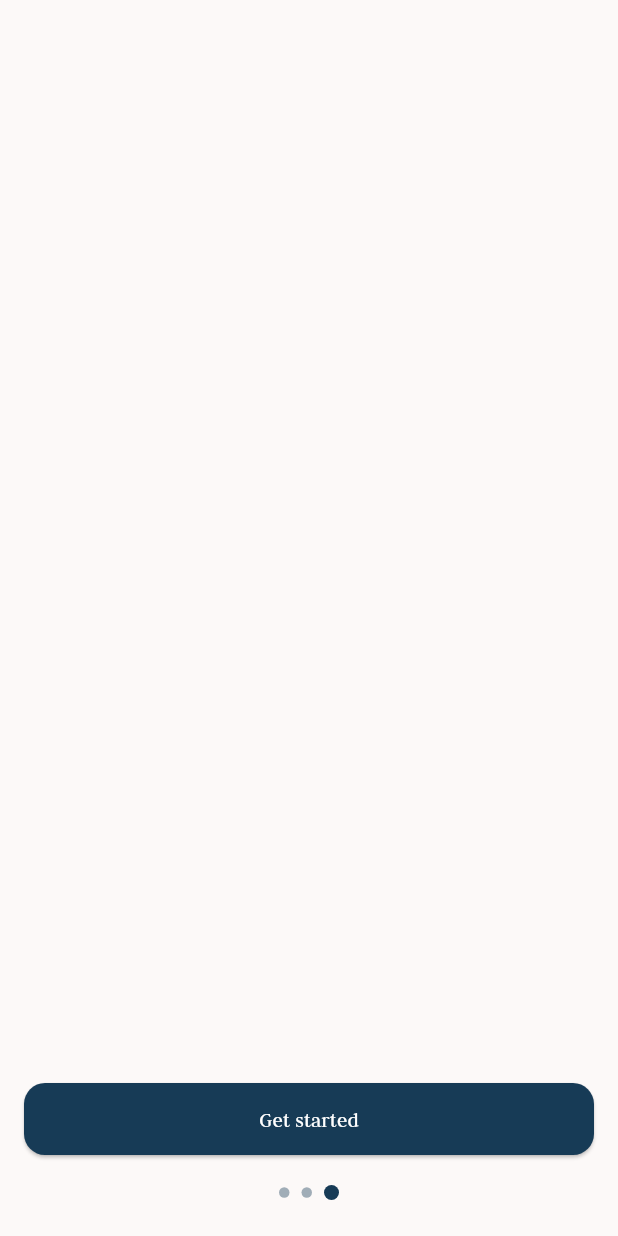
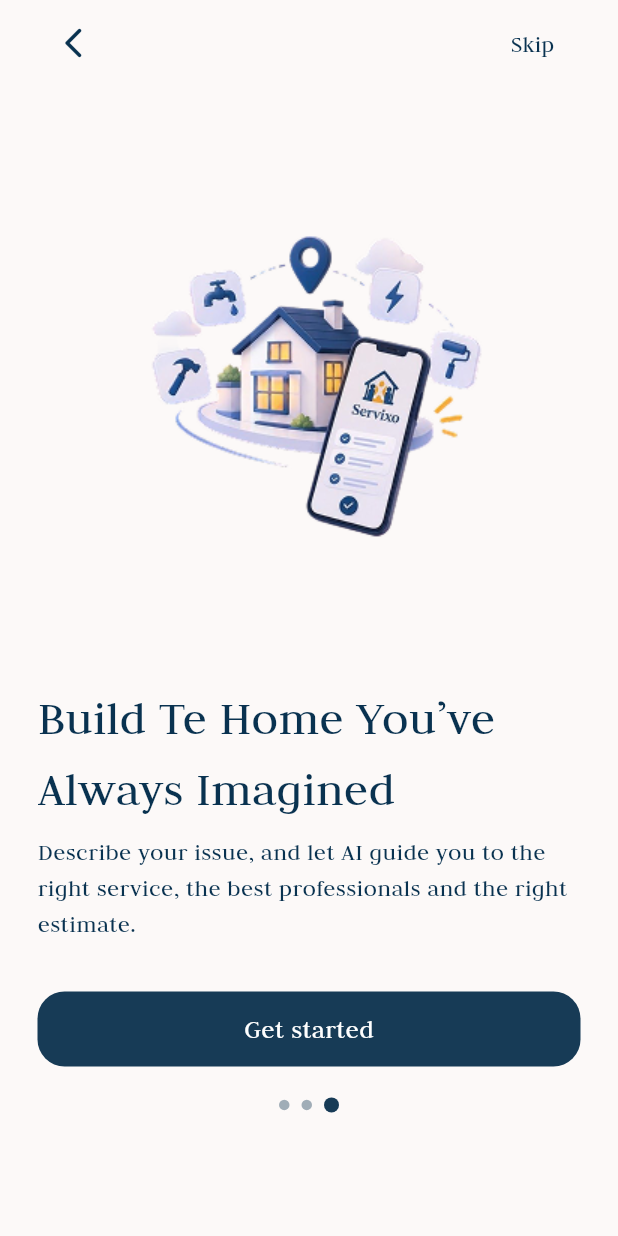
Before and after one commit to adnanSakr11/serivxo, a Flutter app: the screen it shows after launch, swiped to page 3, on a phone screen of 412 x 824 dp. Run offline on Flutter 3.47's test engine with Material 3 defaults, Android fonts, the phone set to English and light mode, and no system bars; our stand-ins replace firebase_core; accounts and stored records are empty.

Commit message:
finish onboarding

```diff
--- a/lib/core/const/app_const.dart
+++ b/lib/core/const/app_const.dart
@@ -1,3 +1,23 @@
+import 'package:flutter/material.dart';
+
 const String fontFamily = 'Judson';
 const String craftsPic = 'assets/images/crafts.png';
 const String appLogo = 'assets/images/servixo logo.png';
+const String aiRobot = 'assets/images/Friendly AI Home Assistant Robot 1.png';
+const String onBoardingPic3 = 'assets/images/onboarding_pic_3.png';
+
+class Gaps {
+  final double h;
+  Gaps(BuildContext context) : h = MediaQuery.sizeOf(context).height;
+
+  double get header => h * 0.07;
+  double get imageToTitle => h * 0.0;
+  double get titleToDesc => h * 0.008;
+  double get contentToButton => h * 0.04;
+  double get buttonToDots => h * 0.025;
+  double get dotsToBottom => h * 0.1;
+  double get buttonHeight => (h * 0.065).clamp(46.0, 58.0);
+
+  double get title => (h * 0.04).clamp(26.0, 36.0);
+  double get body => (h * 0.02).clamp(14.0, 18.0);
+}
--- a/lib/shared/presentation/screens/home_screen.dart
+++ b/lib/features/auth/presentation/screens/login_screen.dart
@@ -1,7 +1,7 @@
 import 'package:flutter/material.dart';
 
-class HomeScreen extends StatelessWidget {
-  const HomeScreen({super.key});
+class LoginScreen extends StatelessWidget {
+  const LoginScreen({super.key});
 
   @override
   Widget build(BuildContext context) {
--- a/lib/shared/presentation/screens/intro_screen3.dart
+++ /dev/null
@@ -1,10 +0,0 @@
-import 'package:flutter/material.dart';
-
-class IntroScreen3 extends StatelessWidget {
-  const IntroScreen3({super.key});
-
-  @override
-  Widget build(BuildContext context) {
-    return Scaffold();
-  }
-}
--- /dev/null
+++ b/lib/shared/presentation/screens/onboarding/intro_screen3.dart
@@ -0,0 +1,37 @@
+import 'package:flutter/material.dart';
+
+import '../../../../core/const/app_const.dart';
+
+class IntroScreen3 extends StatelessWidget {
+  const IntroScreen3({super.key});
+
+  @override
+  Widget build(BuildContext context) {
+    final colors = Theme.of(context).colorScheme;
+    final gaps = Gaps(context);
+    return Column(
+      crossAxisAlignment: CrossAxisAlignment.start,
+      children: [
+        Expanded(child: Center(child: Image.asset(onBoardingPic3))),
+        SizedBox(height: gaps.imageToTitle),
+        Text(
+          'Build Te Home You’ve Always Imagined',
+          style: TextStyle(
+            fontFamily: fontFamily,
+            color: colors.onSurface,
+            fontSize: gaps.title,
+          ),
+        ),
+        SizedBox(height: gaps.titleToDesc),
+        Text(
+          'Describe your issue, and let AI guide you to the right service, the best professionals and the right estimate.',
+          style: TextStyle(
+            fontFamily: fontFamily,
+            color: colors.onSurface,
+            fontSize: gaps.body,
+          ),
+        ),
+      ],
+    );
+  }
+}
--- /dev/null
+++ b/lib/shared/presentation/screens/onboarding/onboarding_screen.dart
@@ -0,0 +1,143 @@
+import 'package:flutter/material.dart';
+import 'package:servixo/features/auth/presentation/screens/login_screen.dart';
+import 'package:servixo/shared/presentation/screens/onboarding/intro_screen1.dart';
+import 'package:servixo/shared/presentation/screens/onboarding/intro_screen2.dart';
+import 'package:servixo/shared/presentation/screens/onboarding/intro_screen3.dart';
+import 'package:servixo/shared/presentation/widgets/app_button.dart';
+import 'package:servixo/core/const/app_const.dart';
+
+class OnboardingScreen extends StatefulWidget {
+  const OnboardingScreen({super.key});
+  @override
+  State<OnboardingScreen> createState() => _OnboardingScreenState();
+}
+
+class _OnboardingScreenState extends State<OnboardingScreen> {
+  final List<Widget> _pages = const [
+    IntroScreen1(),
+    IntroScreen2(),
+    IntroScreen3(),
+  ];
+  final _controller = PageController();
+  int _index = 0;
+  int get _count => _pages.length;
+  bool get _isLast => _index == _count - 1;
+
+  @override
+  void dispose() {
+    _controller.dispose();
+    super.dispose();
+  }
+
+  void _goHome() {
+    Navigator.of(
+      context,
+    ).pushReplacement(MaterialPageRoute(builder: (_) => const LoginScreen()));
+  }
+
+  void _next() {
+    if (_isLast) {
+      _goHome();
+    } else {
+      _controller.nextPage(
+        duration: const Duration(milliseconds: 300),
+        curve: Curves.easeInOut,
+      );
+    }
+  }
+
+  void _back() {
+    _controller.previousPage(
+      duration: const Duration(milliseconds: 300),
+      curve: Curves.easeInOut,
+    );
+  }
+
+  @override
+  Widget build(BuildContext context) {
+    final gaps = Gaps(context);
+    final colors = Theme.of(context).colorScheme;
+    return Scaffold(
+      body: SafeArea(
+        child: Padding(
+          padding: const EdgeInsets.symmetric(horizontal: 25),
+          child: Column(
+            children: [
+              SizedBox(
+                height: gaps.header,
+                child: Row(
+                  children: [
+                    if (_index > 0)
+                      IconButton(
+                        onPressed: _back,
+                        icon: Icon(
+                          Icons.arrow_back_ios_new_rounded,
+                          color: colors.onSurface,
+                        ),
+                      )
+                    else
+                      const SizedBox(width: 48),
+                    const Spacer(),
+                    TextButton(
+                      onPressed: _goHome,
+                      child: Text(
+                        'Skip',
+                        style: TextStyle(
+                          color: colors.onSurface,
+                          fontSize: 16,
+                          fontFamily: fontFamily,
+                        ),
+                      ),
+                    ),
+                  ],
+                ),
+              ),
+              Expanded(
+                child: PageView(
+                  controller: _controller,
+                  onPageChanged: (i) => setState(() => _index = i),
+                  children: _pages,
+                ),
+              ),
+              SizedBox(height: gaps.contentToButton),
+
+              AppButton(
+                onTap: _next,
+                child: Center(
+                  child: Text(
+                    _isLast ? 'Get started' : 'Next',
+                    style: TextStyle(
+                      color: colors.onPrimary,
+                      fontSize: 18,
+                      fontFamily: fontFamily,
+                    ),
+                  ),
+                ),
+              ),
+              SizedBox(height: gaps.buttonToDots),
+              Row(
+                mainAxisAlignment: MainAxisAlignment.center,
+                children: List.generate(_count, (i) {
+                  final active = i == _index;
+                  return AnimatedContainer(
+                    duration: const Duration(milliseconds: 250),
+                    margin: const EdgeInsets.symmetric(horizontal: 4),
+                    width: active ? 10 : 7,
+                    height: active ? 10 : 7,
+                    decoration: BoxDecoration(
+                      shape: BoxShape.circle,
+                      color: active
+                          ? colors.primary
+                          : colors.primary.withValues(alpha: 0.4),
+                    ),
+                  );
+                }),
+              ),
+              SizedBox(height: gaps.dotsToBottom),
+            ],
+          ),
+        ),
+      ),
+    );
+  }
+}
--- a/lib/shared/presentation/screens/splash_screen.dart
+++ b/lib/shared/presentation/screens/splash_screen.dart
@@ -1,6 +1,7 @@
 import 'package:flutter/material.dart';
 import 'package:servixo/core/const/app_const.dart';
-import 'package:servixo/shared/presentation/widgets/current_screen_point.dart';
+
+import 'onboarding/onboarding_screen.dart';
 
 class SplashScreen extends StatefulWidget {
   const SplashScreen({super.key});
--- a/lib/shared/presentation/widgets/current_screen_point.dart
+++ /dev/null
@@ -1,99 +0,0 @@
-import 'package:flutter/material.dart';
-import 'package:servixo/shared/presentation/screens/intro_screen1.dart';
-import 'package:servixo/shared/presentation/screens/intro_screen2.dart';
-import '../screens/home_screen.dart';
-import '../screens/intro_screen3.dart';
-
-class OnboardingScreen extends StatefulWidget {
-  const OnboardingScreen({super.key});
-  @override
-  State<OnboardingScreen> createState() => _OnboardingScreenState();
-}
-
-class _OnboardingScreenState extends State<OnboardingScreen> {
-  final List<Widget> _pages = const [
-    IntroScreen1(),
-    IntroScreen2(),
-    IntroScreen3(),
-  ];
-  final _controller = PageController();
-  int _index = 0;
-  int get _count => _pages.length;
-
-  @override
-  void dispose() {
-    _controller.dispose();
-    super.dispose();
-  }
-
-  void _onPressed() {
-    if (_index == _count - 1) {
-      Navigator.of(context).pushReplacement(
-        MaterialPageRoute(builder: (_) => const HomeScreen()),
-      );
-    } else {
-      _controller.nextPage(
-        duration: const Duration(milliseconds: 300),
-        curve: Curves.easeInOut,
-      );
-    }
-  }
-
-  @override
-  Widget build(BuildContext context) {
-    final colors = Theme.of(context).colorScheme;
-    return Scaffold(
-      body: SafeArea(
-        child: Column(
-          children: [
-            Expanded(
-              child: PageView(
-                controller: _controller,
-                onPageChanged: (i) => setState(() => _index = i),
-                children: _pages,
-              ),
-            ),
-            Padding(
-              padding: const EdgeInsets.symmetric(horizontal: 16),
-              child: SizedBox(
-                width: double.infinity,
-                height: 48,
-                child: ElevatedButton(
-                  onPressed: _onPressed,
-                  style: ElevatedButton.styleFrom(
-                    backgroundColor: colors.primary,
-                    foregroundColor: colors.onPrimary,
-                    shape: RoundedRectangleBorder(
-                      borderRadius: BorderRadius.circular(14),
-                    ),
-                  ),
-                  child: Text(_index == _count - 1 ? 'Get started' : 'Next'),
-                ),
-              ),
-            ),
-            const SizedBox(height: 20),
-            Row(
-              mainAxisAlignment: MainAxisAlignment.center,
-              children: List.generate(_count, (i) {
-                final active = i == _index;
-                return AnimatedContainer(
-                  duration: const Duration(milliseconds: 250),
-                  margin: const EdgeInsets.symmetric(horizontal: 4),
-                  width: active ? 10 : 7,
-                  height: active ? 10 : 7,
-                  decoration: BoxDecoration(
-                    shape: BoxShape.circle,
-                    color: active
-                        ? colors.primary
-                        : colors.primary.withOpacity(0.4),
-                  ),
-                );
-              }),
-            ),
-            const SizedBox(height: 24),
-          ],
-        ),
-      ),
-    );
-  }
-}
```
Also changed, not shown: lib/shared/presentation/screens/intro_screen1.dart (deleted, +0 -66 lines), lib/shared/presentation/screens/intro_screen2.dart (deleted, +0 -10 lines), lib/shared/presentation/screens/onboarding/intro_screen1.dart (added, +36 -0 lines), lib/shared/presentation/screens/onboarding/intro_screen2.dart (added, +37 -0 lines), lib/shared/presentation/screens/onboarding_screen.dart (deleted, +0 -78 lines), assets/images/Friendly AI Home Assistant Robot 1.png (added), assets/images/onboarding_pic_3.png (added).
